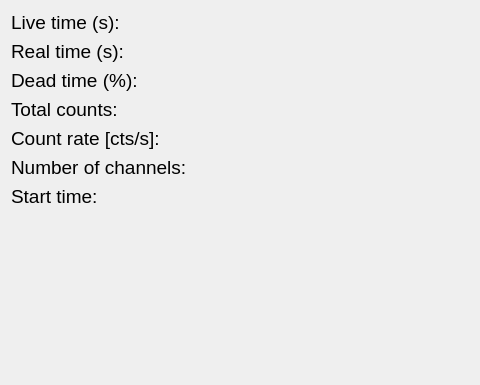
This is nasagamma/win_cnf.ui in mauricioAyllon/NASA-gamma as Qt 5 draws it before an edit; both pictures show x 0 to 480 and y 0 to 385 of the 901 by 692 pixel window. The edited form follows.
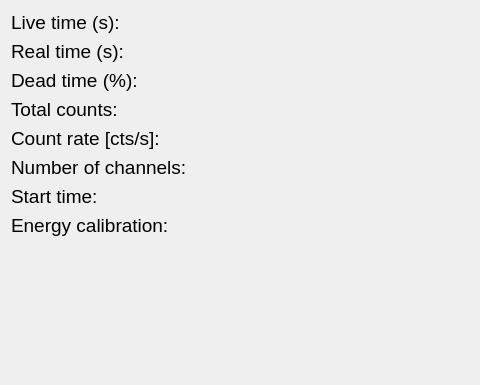
This is the edited form.

Commit message: Updated win_cnf.ui to allow for energy calibration info display

```diff
--- a/nasagamma/win_cnf.ui
+++ b/nasagamma/win_cnf.ui
@@ -50,8 +50,6 @@
   <property name="windowTitle">
    <string>Dialog</string>
   </property>
-  <layout class="QGridLayout" name="gridLayout">
-   <item row="0" column="0">
     <layout class="QFormLayout" name="formLayout">
      <item row="0" column="0">
       <widget class="QLabel" name="label">
@@ -221,7 +219,29 @@
        </property>
       </widget>
      </item>
-    </layout>
+   <item row="7" column="0">
+    <widget class="QLabel" name="label_14">
+     <property name="font">
+      <font>
+       <pointsize>14</pointsize>
+      </font>
+     </property>
+     <property name="text">
+      <string>Energy calibration:</string>
+     </property>
+    </widget>
+   </item>
+   <item row="7" column="1">
+    <widget class="QLabel" name="label_energy_cal">
+     <property name="font">
+      <font>
+       <pointsize>12</pointsize>
+      </font>
+     </property>
+     <property name="text">
+      <string/>
+     </property>
+    </widget>
    </item>
   </layout>
  </widget>
```
Left out of the diff: 144 changed lines with no effect on the pictures. Lines whose indentation alone changed are shown as unchanged.
